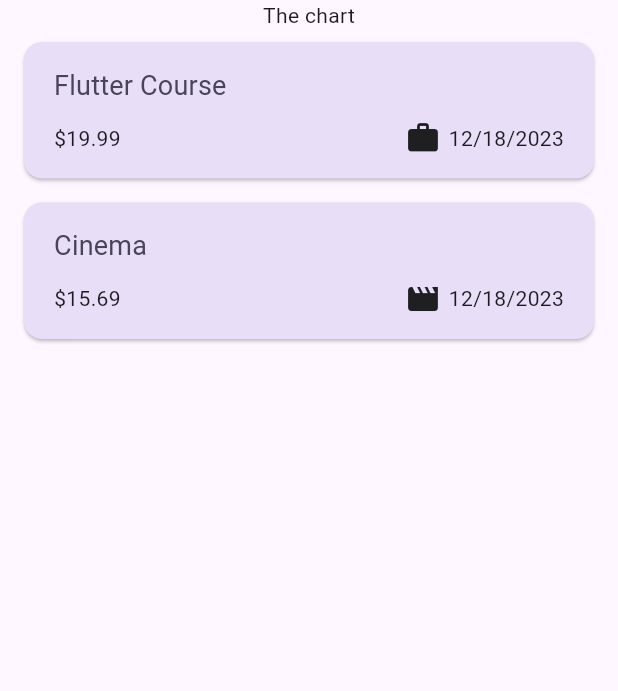
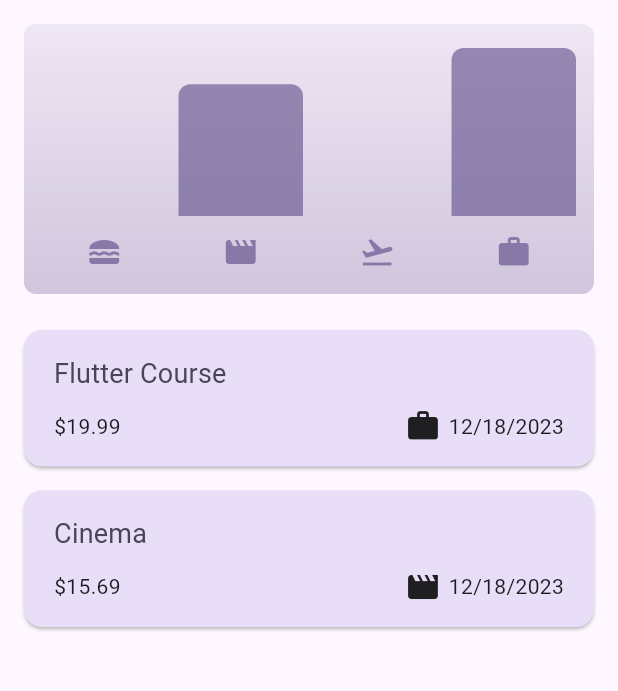
Before and after one commit to fszabi/flutter_expenses_app, a Flutter app: the screen it shows after launch, on a phone screen of 412 x 824 dp, the part 84-775 px from its top. Run offline on Flutter 3.47's test engine with Material 3 defaults, Android fonts, the phone set to English and light mode, and no system bars.

Commit message:
chart added

```diff
--- a/lib/models/expense.dart
+++ b/lib/models/expense.dart
@@ -40,6 +40,11 @@ class ExpenseBucket {
     required this.expenses,
   });
 
+  ExpenseBucket.forCategory(List<Expense> allExpenses, this.category)
+      : expenses = allExpenses
+            .where((expense) => expense.category == category)
+            .toList();
+
   final Category category;
   final List<Expense> expenses;
 
--- /dev/null
+++ b/lib/widgets/chart/chart.dart
@@ -0,0 +1,93 @@
+import 'package:flutter/material.dart';
+import 'package:expense_tracker/widgets/chart/chart_bar.dart';
+import 'package:expense_tracker/models/expense.dart';
+
+class Chart extends StatelessWidget {
+  const Chart({super.key, required this.expenses});
+
+  final List<Expense> expenses;
+
+  List<ExpenseBucket> get buckets {
+    return [
+      ExpenseBucket.forCategory(expenses, Category.food),
+      ExpenseBucket.forCategory(expenses, Category.leisure),
+      ExpenseBucket.forCategory(expenses, Category.travel),
+      ExpenseBucket.forCategory(expenses, Category.work),
+    ];
+  }
+
+  double get maxTotalExpense {
+    double maxTotalExpense = 0;
+
+    for (final bucket in buckets) {
+      if (bucket.totalExpenses > maxTotalExpense) {
+        maxTotalExpense = bucket.totalExpenses;
+      }
+    }
+
+    return maxTotalExpense;
+  }
+
+  @override
+  Widget build(BuildContext context) {
+    final isDarkMode =
+        MediaQuery.of(context).platformBrightness == Brightness.dark;
+    return Container(
+      margin: const EdgeInsets.all(16),
+      padding: const EdgeInsets.symmetric(
+        vertical: 16,
+        horizontal: 8,
+      ),
+      width: double.infinity,
+      height: 180,
+      decoration: BoxDecoration(
+        borderRadius: BorderRadius.circular(8),
+        gradient: LinearGradient(
+          colors: [
+            Theme.of(context).colorScheme.primary.withOpacity(0.3),
+            Theme.of(context).colorScheme.primary.withOpacity(0.1),
+          ],
+          begin: Alignment.bottomCenter,
+          end: Alignment.topCenter,
+        ),
+      ),
+      child: Column(
+        children: [
+          Expanded(
+            child: Row(
+              crossAxisAlignment: CrossAxisAlignment.end,
+              children: [
+                for (final bucket in buckets)
+                  ChartBar(
+                    fill: bucket.totalExpenses == 0
+                        ? 0
+                        : bucket.totalExpenses / maxTotalExpense,
+                  )
+              ],
+            ),
+          ),
+          const SizedBox(height: 12),
+          Row(
+            children: [
+              for (final bucket in buckets)
+                Expanded(
+                  child: Padding(
+                    padding: const EdgeInsets.symmetric(horizontal: 16),
+                    child: Icon(
+                      categoryIcons[bucket.category],
+                      color: isDarkMode
+                          ? Theme.of(context).colorScheme.secondary
+                          : Theme.of(context)
+                              .colorScheme
+                              .primary
+                              .withOpacity(0.7),
+                    ),
+                  ),
+                ),
+            ],
+          ),
+        ],
+      ),
+    );
+  }
+}
--- /dev/null
+++ b/lib/widgets/chart/chart_bar.dart
@@ -0,0 +1,34 @@
+import 'package:flutter/material.dart';
+
+class ChartBar extends StatelessWidget {
+  const ChartBar({
+    super.key,
+    required this.fill,
+  });
+
+  final double fill;
+
+  @override
+  Widget build(BuildContext context) {
+    final isDarkMode =
+        MediaQuery.of(context).platformBrightness == Brightness.dark;
+    return Expanded(
+      child: Padding(
+        padding: const EdgeInsets.symmetric(horizontal: 4),
+        child: FractionallySizedBox(
+          heightFactor: fill,
+          child: DecoratedBox(
+            decoration: BoxDecoration(
+              shape: BoxShape.rectangle,
+              borderRadius:
+                  const BorderRadius.vertical(top: Radius.circular(8)),
+              color: isDarkMode
+                  ? Theme.of(context).colorScheme.secondary
+                  : Theme.of(context).colorScheme.primary.withOpacity(0.65),
+            ),
+          ),
+        ),
+      ),
+    );
+  }
+}
--- a/lib/widgets/expenses.dart
+++ b/lib/widgets/expenses.dart
@@ -1,7 +1,8 @@
+import 'package:expense_tracker/widgets/chart/chart.dart';
 import 'package:expense_tracker/widgets/expenses_list/expenses_list.dart';
 import 'package:flutter/material.dart';
 import 'package:expense_tracker/models/expense.dart';
-import 'package:expense_tracker/new_expense.dart';
+import 'package:expense_tracker/widgets/new_expense.dart';
 
 class Expenses extends StatefulWidget {
   const Expenses({super.key});
@@ -90,7 +91,7 @@ class _ExpensesState extends State<Expenses> {
       ),
       body: Column(
         children: [
-          const Text('The chart'),
+          Chart(expenses: _registeredExpenses),
           Expanded(
             child: mainContent,
           ),
```
Also changed, not shown: lib/widgets/new_expense.dart (renamed from lib/new_expense.dart).
